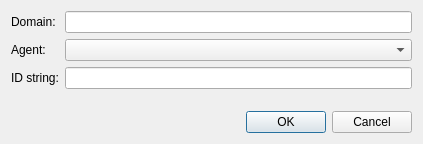
Above: src/plugins/poshuku/plugins/fua/changer.ui from 0xd34df00d/leechcraft before the change. Below: the same form after it.
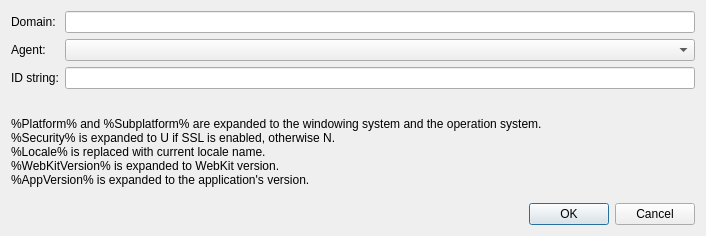
That is the form after the change.

Diff of the .ui file:
```diff
--- a/src/plugins/poshuku/plugins/fua/changer.ui
+++ b/src/plugins/poshuku/plugins/fua/changer.ui
@@ -6,8 +6,8 @@
    <rect>
     <x>0</x>
     <y>0</y>
-    <width>423</width>
-    <height>144</height>
+    <width>706</width>
+    <height>236</height>
    </rect>
   </property>
   <property name="windowTitle">
@@ -16,6 +16,9 @@
   <layout class="QVBoxLayout" name="verticalLayout">
    <item>
     <layout class="QFormLayout" name="formLayout">
+     <property name="fieldGrowthPolicy">
+      <enum>QFormLayout::AllNonFixedFieldsGrow</enum>
+     </property>
      <item row="0" column="0">
       <widget class="QLabel" name="label">
        <property name="text">
@@ -49,7 +52,18 @@
     </layout>
    </item>
    <item>
-    <widget class="QDialogButtonBox" name="buttonBox">
+    <widget class="QLabel" name="label_4">
+     <property name="text">
+      <string>%Platform% and %Subplatform% are expanded to the windowing system and the operation system.
+%Security% is expanded to U if SSL is enabled, otherwise N.
+%Locale% is replaced with current locale name.
+%WebKitVersion% is expanded to WebKit version.
+%AppVersion% is expanded to the application's version.</string>
+     </property>
+    </widget>
+   </item>
+   <item>
+    <widget class="QDialogButtonBox" name="ButtonBox_">
      <property name="orientation">
       <enum>Qt::Horizontal</enum>
      </property>
```
Left out of the diff: 20 changed lines with no effect on the pictures.
